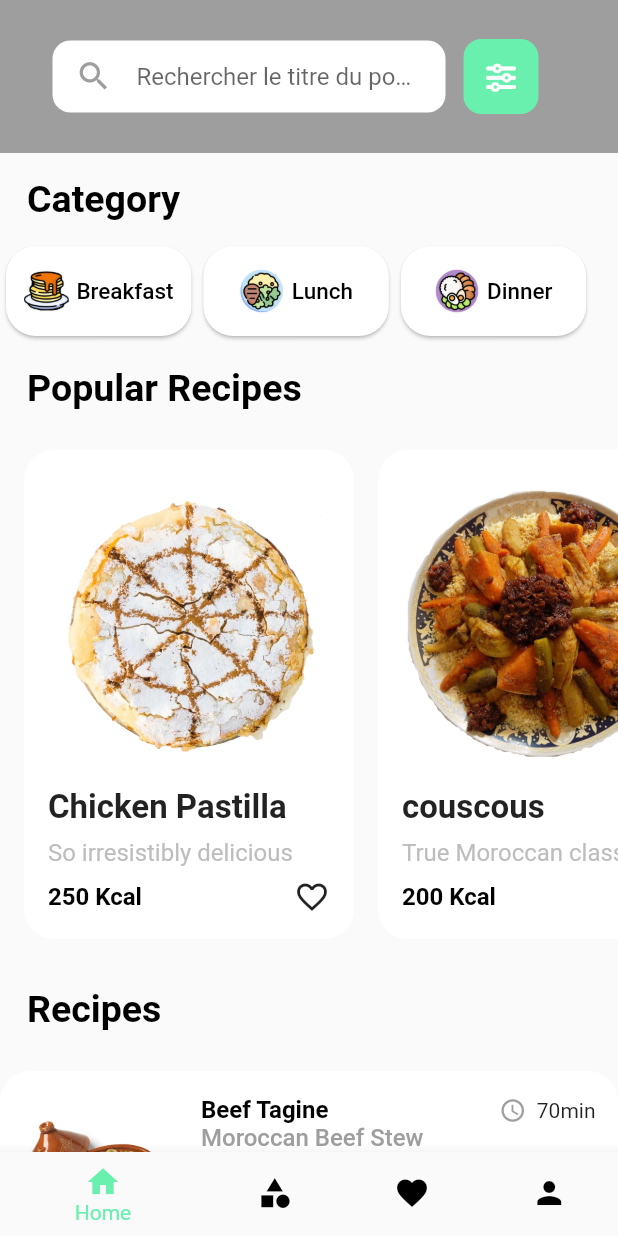
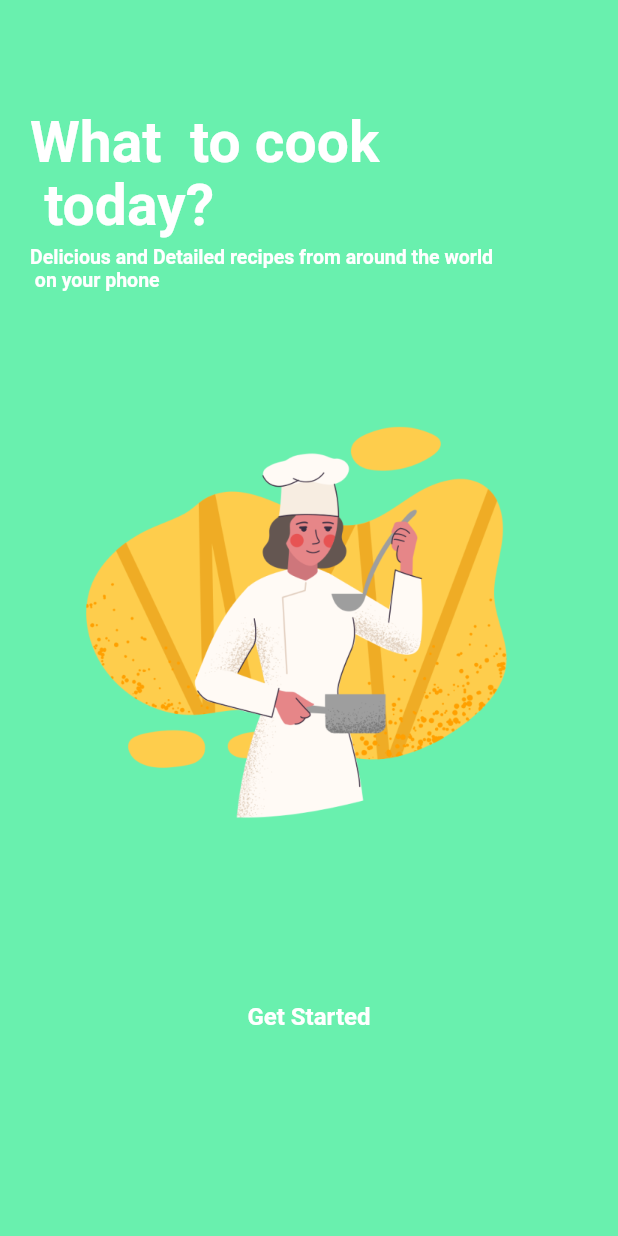
Before and after one commit to koliche/Moroccan-Food-Recipes, a Flutter app: the screen it shows after launch, on a phone screen of 412 x 824 dp. Run offline on Flutter 3.47's test engine with Material 2 defaults, Android fonts, the phone set to English and light mode, and no system bars; our stand-ins replace animate_do, font_awesome_flutter, google_fonts; Roboto replaces fonts that are missing (Acherus).

Commit message:
commit 3

```diff
--- a/lib/main.dart
+++ b/lib/main.dart
@@ -1,6 +1,8 @@
 import 'package:flutter/material.dart';
 import 'package:recipes_app/views/home.dart';
+import 'package:recipes_app/views/splashScreen.dart';
 
+int? initScreen;
 void main() {
   runApp(const MyApp());
 }
@@ -21,7 +23,13 @@
       theme: ThemeData(
         primarySwatch: Colors.grey,
       ),
-      home: HomePage(),
+      routes: {
+        'Home': (context) => HomePage(),
+        'Onboarding': (context) => const OnboardingScreen(),
+      },
+      initialRoute:
+          initScreen == 0 || initScreen == null ? "Onboarding" : "Home",
+      debugShowCheckedModeBanner: false,
     );
   }
 }
--- a/lib/views/home.dart
+++ b/lib/views/home.dart
@@ -153,24 +153,28 @@ class _HomePageState extends State<HomePage> {
                         name: "Beef Tagine",
                         subname: "Moroccan Beef Stew",
                         cooktime: "70min",
+                        rating: "5.0",
                       ),
                       const RecipeCard(
                         image: "assets/images/soup.jpeg",
                         name: "Soup",
                         subname: "Moroccan Harira Recipe",
                         cooktime: "40min",
+                        rating: "4.5",
                       ),
                       const RecipeCard(
                         image: "assets/images/briwat.png",
                         name: "Briwat",
                         subname: "Almond Briouat Recipe",
                         cooktime: "100min",
+                        rating: "4.0",
                       ),
                       const RecipeCard(
                         image: "assets/images/chebakiaa.jpeg",
                         name: "Moroccan Chebakia",
                         subname: " Sesame and Honey Cookies",
                         cooktime: "290min",
+                        rating: "4.6",
                       ),
                     ],
                   )),
--- /dev/null
+++ b/lib/views/splashScreen.dart
@@ -0,0 +1,101 @@
+import 'package:flutter/material.dart';
+import 'package:animate_do/animate_do.dart';
+
+import 'home.dart';
+
+//import 'package:foodies/components/bottom_bar.dart';
+
+class OnboardingScreen extends StatelessWidget {
+  const OnboardingScreen({Key? key}) : super(key: key);
+
+  @override
+  Widget build(BuildContext context) {
+    Size deviceSize = MediaQuery.of(context).size;
+
+    return Scaffold(
+        backgroundColor: Colors.greenAccent,
+        body: SafeArea(
+          child: Padding(
+            padding: const EdgeInsets.fromLTRB(20, 75, 20, 0),
+            child: Column(
+              mainAxisAlignment: MainAxisAlignment.start,
+              crossAxisAlignment: CrossAxisAlignment.start,
+              children: [
+                FadeInUp(
+                  delay: const Duration(milliseconds: 300),
+                  child: Text(
+                    'What  to cook\n today?',
+                    style: TextStyle(
+                      fontFamily: 'Acherus',
+                      fontSize: 38,
+                      fontWeight: FontWeight.bold,
+                      color: Colors.white,
+                    ).copyWith(height: 1.1),
+                  ),
+                ),
+                const SizedBox(height: 5),
+                FadeInUp(
+                  delay: const Duration(milliseconds: 500),
+                  child: Text(
+                    'Delicious and Detailed recipes from around the world\n on your phone',
+                    style: TextStyle(
+                      fontFamily: 'Acherus',
+                      fontSize: 13,
+                      fontWeight: FontWeight.bold,
+                      color: Colors.white,
+                    ),
+                  ),
+                ),
+                const SizedBox(height: 40),
+                FadeInUp(
+                  delay: const Duration(milliseconds: 700),
+                  child: Image.asset(
+                    'assets/images/chef.png',
+                    scale: 4,
+                  ),
+                ),
+                const SizedBox(height: 55),
+                Center(
+                  child: InkWell(
+                    onTap: () {
+                      Navigator.of(context).push(
+                        MaterialPageRoute(
+                          builder: (context) => HomePage(),
+                        ),
+                      );
+                    },
+                    child: FadeInUp(
+                      delay: const Duration(milliseconds: 900),
+                      child: Container(
+                        margin: const EdgeInsets.symmetric(horizontal: 20),
+                        height: deviceSize.height * 0.07,
+                        width: deviceSize.width * 0.8,
+                        decoration: BoxDecoration(
+                          borderRadius: BorderRadius.circular(
+                            deviceSize.width / 2,
+                          ),
+                          color: Colors.greenAccent,
+                        ),
+                        child: Center(
+                          child: Text(
+                            'Get Started',
+                            style: TextStyle(
+                              fontFamily: 'Acherus',
+                              fontSize: 16,
+                              fontWeight: FontWeight.bold,
+                              color: Colors.white,
+                            ).apply(
+                              color: Colors.white,
+                            ),
+                          ),
+                        ),
+                      ),
+                    ),
+                  ),
+                ),
+              ],
+            ),
+          ),
+        ));
+  }
+}
--- a/lib/views/widgets/recipe_card.dart
+++ b/lib/views/widgets/recipe_card.dart
@@ -5,6 +5,7 @@ class RecipeCard extends StatelessWidget {
   final String name;
   final String subname;
   final String cooktime;
+  final String rating;
 
   const RecipeCard({
     Key? key,
@@ -12,6 +13,7 @@ class RecipeCard extends StatelessWidget {
     required this.name,
     required this.subname,
     required this.cooktime,
+    required this.rating,
   }) : super(key: key);
 
   @override
@@ -132,13 +134,15 @@ class RecipeCard extends StatelessWidget {
                         child: Center(
                           child: Row(
                             mainAxisAlignment: MainAxisAlignment.center,
-                            children: const [
+                            children: [
                               Icon(
                                 Icons.star,
                                 size: 15,
                                 color: Colors.black,
                               ),
-                              Text("4.3")
+                              Text(
+                                rating,
+                              )
                             ],
                           ),
                         ),
--- a/pubspec.yaml
+++ b/pubspec.yaml
@@ -31,15 +31,18 @@ dependencies:
     sdk: flutter
 
 
+
   # The following adds the Cupertino Icons font to your application.
   # Use with the CupertinoIcons class for iOS style icons.
   cupertino_icons: ^1.0.2
   font_awesome_flutter: '>= 4.7.0'
   google_fonts: ^3.0.1
+  animate_do: ^2.1.0
 
 dev_dependencies:
   flutter_test:
     sdk: flutter
+
 
   # The "flutter_lints" package below contains a set of recommended lints to
   # encourage good coding practices. The lint set provided by the package is
```
Also changed, not shown: assets/images/chef.png (added), pubspec.lock.
